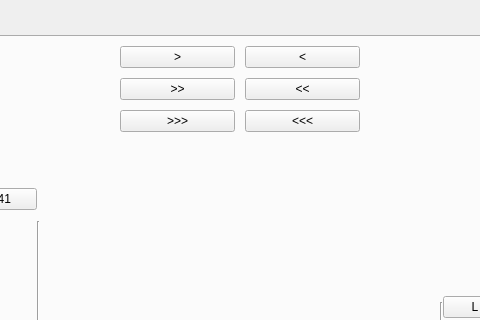
Sautenko-Andrey/BVB_Manager, file BVB_Manager/draw32.ui: the form before one commit; both pictures show x 314 to 794 and y 0 to 320 of the 1370 by 768 pixel window.
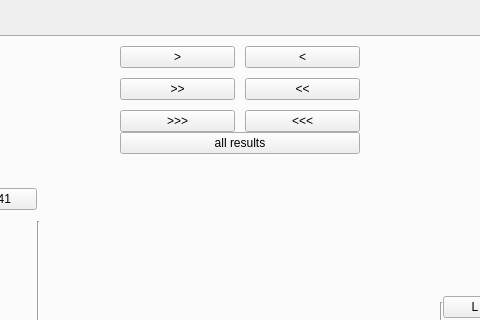
The form after the commit.

Patch:
```diff
--- a/BVB_Manager/draw32.ui
+++ b/BVB_Manager/draw32.ui
@@ -1332,6 +1332,13 @@
                </item>
               </layout>
              </item>
+             <item>
+              <widget class="QPushButton" name="allResultsBtn">
+               <property name="text">
+                <string>all results</string>
+               </property>
+              </widget>
+             </item>
              <item>
               <spacer name="verticalSpacer_69">
                <property name="orientation">
```
